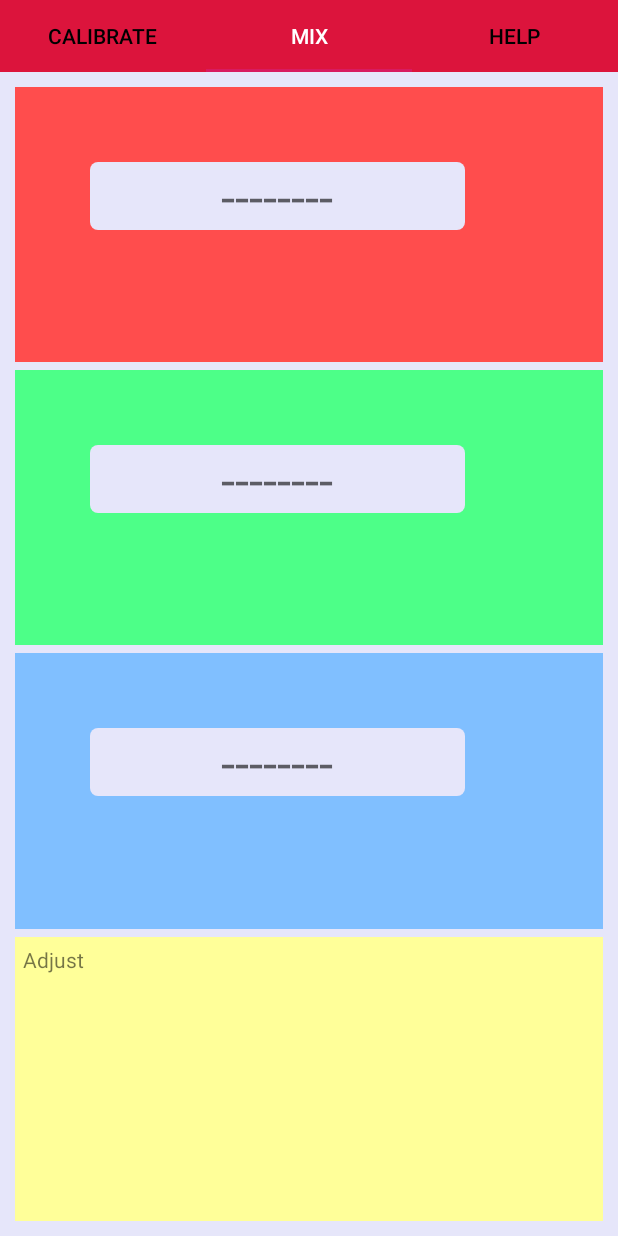
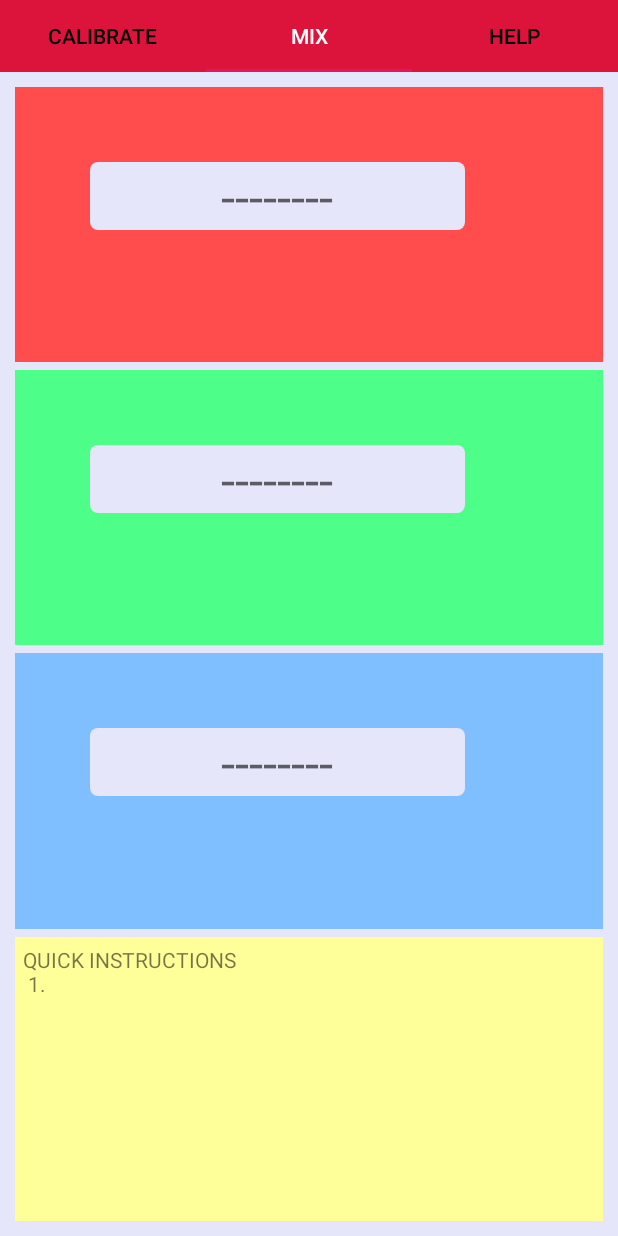
Before and after one commit to JureZelic/TrimixMix, an Android app: the screen it shows after launch (MainActivity), tab 2 chosen, on a phone screen of 412 x 824 dp. Run offline under Robolectric (Android 15) with nearby library versions, the phone set to English and light mode, and no system bars; libraries missing offline, so code that uses them is left out: com.felhr.usbserial; 1 statement that could not run was skipped.

Commit message:
Improved acuracy

```diff
--- a/android/app/src/main/AndroidManifest.xml
+++ b/android/app/src/main/AndroidManifest.xml
@@ -9,16 +9,18 @@
         android:roundIcon="@mipmap/ic_launcher_round"
         android:supportsRtl="true"
         android:theme="@style/AppTheme"
-        android:launchMode="singleTop">
+        android:launchMode="singleTask">
         <activity
             android:name=".MainActivity"
             android:label="@string/app_name"
             android:screenOrientation="portrait"
             android:theme="@style/AppTheme.NoActionBar">
             <intent-filter>
-                <action android:name="android.hardware.usb.action.USB_DEVICE_ATTACHED"/>
                 <action android:name="android.intent.action.MAIN" />
                 <category android:name="android.intent.category.LAUNCHER" />
+            </intent-filter>
+            <intent-filter>
+                <action android:name="android.hardware.usb.action.USB_DEVICE_ATTACHED"/>
             </intent-filter>
             <meta-data
                 android:name="android.hardware.usb.action.USB_DEVICE_ATTACHED"
--- a/android/app/src/main/java/si/gounitis/trimixmix/MainActivity.java
+++ b/android/app/src/main/java/si/gounitis/trimixmix/MainActivity.java
@@ -45,6 +45,8 @@ public class MainActivity extends AppCompatActivity {
 
     //
     private TrimixData trimixData = new TrimixData();
+
+    private boolean calibrateHandlersAttached = false;
 
     @Override
     protected void onCreate(Bundle savedInstanceState) {
@@ -94,7 +96,6 @@ public class MainActivity extends AppCompatActivity {
                                 getWindow().setStatusBarColor(ContextCompat.getColor(MainActivity.this,
                                         R.color.steelblue));
                             }
-                            attachCalibrateHandlers(); // todo tole daj nekam drugam, če ne moraš tja in nazaj, da se pokliče
                         }
                     }
 
@@ -114,6 +115,7 @@ public class MainActivity extends AppCompatActivity {
         updateHandler.postDelayed(new Runnable() {
             @Override
             public void run() {
+                attachCalibrateHandlers();
                 updateOutputFields();
                 updateHandler.postDelayed(this, 300);
             }
@@ -183,6 +185,8 @@ public class MainActivity extends AppCompatActivity {
     }
 
     private void attachCalibrateHandlers() {
+        if (calibrateHandlersAttached)
+            return;
         final Button redCalibrateButton = findViewById(R.id.redCalibrateButton);
         redCalibrateButton.setOnClickListener(new View.OnClickListener() {
             public void onClick(View v) {
@@ -195,6 +199,7 @@ public class MainActivity extends AppCompatActivity {
                 tryCalibrate(trimixData.getGreenSensor());
             }
         });
+        calibrateHandlersAttached = true;
     }
 
     private void tryCalibrate(SensorData sensor) {
@@ -212,9 +217,9 @@ public class MainActivity extends AppCompatActivity {
     private void getMeasurenments() {
         Voltages voltages = null;
         Date fiveSecondsAgo = new Date(System.currentTimeMillis() - (5 * 1000));
-        if (readData.getTimestamp()!=null && fiveSecondsAgo.before(readData.getTimestamp())) {
+        //if (readData.getTimestamp()!=null && fiveSecondsAgo.before(readData.getTimestamp())) { // todo test
             voltages = Utils.toJson(readData.getValue());
-        }
+        //}
         if (voltages==null) {
             trimixData.getRedSensor().setSensorVoltage(0);
             trimixData.getRedSensor().setFractionOxygen(0);
--- a/android/app/src/main/java/si/gounitis/trimixmix/model/SensorData.java
+++ b/android/app/src/main/java/si/gounitis/trimixmix/model/SensorData.java
@@ -3,7 +3,7 @@ package si.gounitis.trimixmix.model;
 public class SensorData {
     private boolean calibrated = false;
     private String tipText = "Calibrate sensor";
-    private float sensorOffset = -0.40f;
+    private float sensorOffset = -0.00f;
     private float sensorFactor;
     private float sensorVoltage;
     private float sensorMinVoltage = 3f; // on air
--- a/android/app/src/main/res/layout/fragment_calibrate.xml
+++ b/android/app/src/main/res/layout/fragment_calibrate.xml
@@ -89,7 +89,7 @@
                 android:layout_height="match_parent"
                 android:layout_marginTop="5dp"
                 android:layout_marginLeft="5dp"
-                android:text="Adjust" />
+                android:text="QUICK INSTRUCTIONS\n 1. Calibrate sensors with\n    * comressor switched on\n    * oxygen and heliun inlets closed\n 2. Set desired helium mixture\n 3. Switch to MIX tab" />
         </LinearLayout>
     </LinearLayout>
 </LinearLayout>
--- a/android/app/src/main/res/layout/fragment_mix.xml
+++ b/android/app/src/main/res/layout/fragment_mix.xml
@@ -102,7 +102,7 @@
                 android:layout_height="match_parent"
                 android:layout_marginTop="5dp"
                 android:layout_marginLeft="5dp"
-                android:text="Adjust" />
+                android:text="QUICK INSTRUCTIONS\n 1." />
         </LinearLayout>
     </LinearLayout>
 </LinearLayout>
```
Also changed, not shown: 7 other files.
